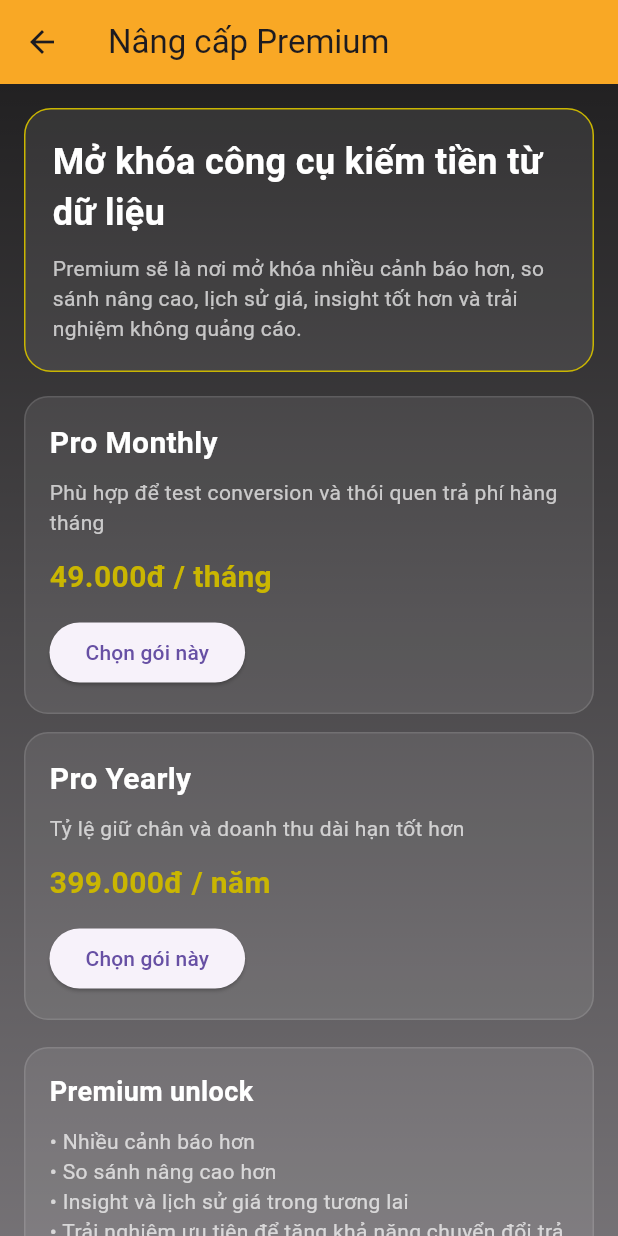
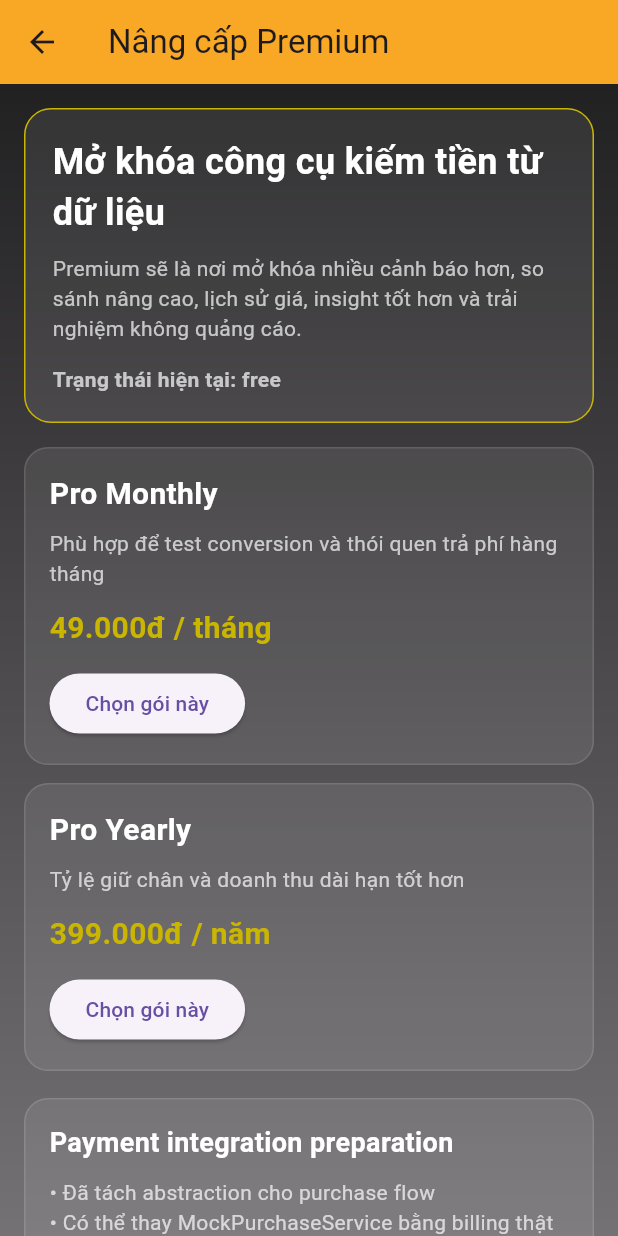
Before and after one commit to PhongPhan98/gold_price_app, a Flutter app: the screen it shows after launch, after a tap on the "workspace premium" icon, on a phone screen of 412 x 824 dp. Run offline on Flutter 3.47's test engine with Material 3 defaults, Android fonts, the phone set to English and light mode, and no system bars; our stand-ins replace shared_preferences; network calls fail.

Commit message:
Prepare payment integration service layer

```diff
--- a/lib/features/premium/presentation/premium_paywall_screen.dart
+++ b/lib/features/premium/presentation/premium_paywall_screen.dart
@@ -1,7 +1,8 @@
 import 'package:flutter/material.dart';
 
-import '../data/premium_status_storage.dart';
 import '../models/premium_status.dart';
+import '../services/mock_purchase_service.dart';
+import '../services/purchase_service.dart';
 
 class PremiumPaywallScreen extends StatefulWidget {
   const PremiumPaywallScreen({super.key});
@@ -11,16 +12,53 @@ class PremiumPaywallScreen extends StatefulWidget {
 }
 
 class _PremiumPaywallScreenState extends State<PremiumPaywallScreen> {
-  final PremiumStatusStorage _storage = PremiumStatusStorage();
+  final PurchaseService _purchaseService = MockPurchaseService();
+  PremiumStatus _currentStatus = const PremiumStatus(
+    plan: PremiumPlan.free,
+    isActive: false,
+  );
+  bool _isLoading = false;
 
-  Future<void> _activatePlan(PremiumPlan plan) async {
-    await _storage.saveStatus(PremiumStatus(plan: plan, isActive: true));
+  @override
+  void initState() {
+    super.initState();
+    _restorePurchases();
+  }
+
+  Future<void> _restorePurchases() async {
+    final status = await _purchaseService.restorePurchases();
     if (!mounted) {
       return;
     }
 
+    setState(() {
+      _currentStatus = status;
+    });
+  }
+
+  Future<void> _activatePlan(PremiumPlan plan) async {
+    setState(() {
+      _isLoading = true;
+    });
+
+    final status = await _purchaseService.purchase(plan);
+    if (!mounted) {
+      return;
+    }
+
+    setState(() {
+      _currentStatus = status;
+      _isLoading = false;
+    });
+
     ScaffoldMessenger.of(context).showSnackBar(
-      const SnackBar(content: Text('Đã kích hoạt premium mẫu cho bước phát triển tiếp theo.')),
+      SnackBar(
+        content: Text(
+          plan == PremiumPlan.proMonthly
+              ? 'Đã kích hoạt gói Pro Monthly (mock).'
+              : 'Đã kích hoạt gói Pro Yearly (mock).',
+        ),
+      ),
     );
   }
 
@@ -49,10 +87,10 @@ class _PremiumPaywallScreenState extends State<PremiumPaywallScreen> {
                 borderRadius: BorderRadius.circular(18),
                 border: Border.all(color: const Color.fromARGB(255, 202, 182, 1)),
               ),
-              child: const Column(
+              child: Column(
                 crossAxisAlignment: CrossAxisAlignment.start,
                 children: [
-                  Text(
+                  const Text(
                     'Mở khóa công cụ kiếm tiền từ dữ liệu',
                     style: TextStyle(
                       color: Colors.white,
@@ -60,10 +98,22 @@ class _PremiumPaywallScreenState extends State<PremiumPaywallScreen> {
                       fontWeight: FontWeight.bold,
                     ),
                   ),
-                  SizedBox(height: 10),
-                  Text(
+                  const SizedBox(height: 10),
+                  const Text(
                     'Premium sẽ là nơi mở khóa nhiều cảnh báo hơn, so sánh nâng cao, lịch sử giá, insight tốt hơn và trải nghiệm không quảng cáo.',
                     style: TextStyle(color: Colors.white70, height: 1.4),
+                  ),
+                  const SizedBox(height: 14),
+                  Text(
+                    _currentStatus.isPremium
+                        ? 'Trạng thái hiện tại: ${_currentStatus.plan.name}'
+                        : 'Trạng thái hiện tại: free',
+                    style: TextStyle(
+                      color: _currentStatus.isPremium
+                          ? Colors.greenAccent
+                          : Colors.white70,
+                      fontWeight: FontWeight.bold,
+                    ),
                   ),
                 ],
               ),
@@ -73,6 +123,9 @@ class _PremiumPaywallScreenState extends State<PremiumPaywallScreen> {
               title: 'Pro Monthly',
               subtitle: 'Phù hợp để test conversion và thói quen trả phí hàng tháng',
               price: '49.000đ / tháng',
+              isLoading: _isLoading,
+              isActive: _currentStatus.plan == PremiumPlan.proMonthly &&
+                  _currentStatus.isPremium,
               onTap: () => _activatePlan(PremiumPlan.proMonthly),
             ),
             const SizedBox(height: 12),
@@ -80,6 +133,9 @@ class _PremiumPaywallScreenState extends State<PremiumPaywallScreen> {
               title: 'Pro Yearly',
               subtitle: 'Tỷ lệ giữ chân và doanh thu dài hạn tốt hơn',
               price: '399.000đ / năm',
+              isLoading: _isLoading,
+              isActive: _currentStatus.plan == PremiumPlan.proYearly &&
+                  _currentStatus.isPremium,
               onTap: () => _activatePlan(PremiumPlan.proYearly),
             ),
             const SizedBox(height: 18),
@@ -94,7 +150,7 @@ class _PremiumPaywallScreenState extends State<PremiumPaywallScreen> {
                 crossAxisAlignment: CrossAxisAlignment.start,
                 children: [
                   Text(
-                    'Premium unlock',
+                    'Payment integration preparation',
                     style: TextStyle(
                       color: Colors.white,
                       fontSize: 18,
@@ -102,17 +158,11 @@ class _PremiumPaywallScreenState extends State<PremiumPaywallScreen> {
                     ),
                   ),
                   SizedBox(height: 10),
-                  Text('• Nhiều cảnh báo hơn', style: TextStyle(color: Colors.white70)),
-                  Text('• So sánh nâng cao hơn', style: TextStyle(color: Colors.white70)),
-                  Text('• Insight và lịch sử giá trong tương lai', style: TextStyle(color: Colors.white70)),
-                  Text('• Trải nghiệm ưu tiên để tăng khả năng chuyển đổi trả phí', style: TextStyle(color: Colors.white70)),
+                  Text('• Đã tách abstraction cho purchase flow', style: TextStyle(color: Colors.white70)),
+                  Text('• Có thể thay MockPurchaseService bằng billing thật sau này', style: TextStyle(color: Colors.white70)),
+                  Text('• Restore purchase path đã có skeleton', style: TextStyle(color: Colors.white70)),
                 ],
               ),
-            ),
-            const SizedBox(height: 18),
-            const Text(
-              'Đây là skeleton paywall nội bộ để chuẩn bị cho bước payment integration sau này.',
-              style: TextStyle(color: Colors.white60),
             ),
           ],
         ),
@@ -127,12 +177,16 @@ class _PlanCard extends StatelessWidget {
     required this.subtitle,
     required this.price,
     required this.onTap,
+    required this.isLoading,
+    required this.isActive,
   });
 
   final String title;
   final String subtitle;
   final String price;
   final VoidCallback onTap;
+  final bool isLoading;
+  final bool isActive;
 
   @override
   Widget build(BuildContext context) {
@@ -141,18 +195,36 @@ class _PlanCard extends StatelessWidget {
       decoration: BoxDecoration(
         color: Colors.white.withValues(alpha: 0.08),
         borderRadius: BorderRadius.circular(16),
-        border: Border.all(color: Colors.white12),
+        border: Border.all(
+          color: isActive
+              ? Colors.greenAccent.withValues(alpha: 0.4)
+              : Colors.white12,
+        ),
       ),
       child: Column(
         crossAxisAlignment: CrossAxisAlignment.start,
         children: [
-          Text(
+          Row(
+            children: [
+              Expanded(
+                child: Text(
                   title,
                   style: const TextStyle(
                     color: Colors.white,
                     fontSize: 20,
                     fontWeight: FontWeight.bold,
                   ),
+                ),
+              ),
+              if (isActive)
+                const Text(
+                  'Đang hoạt động',
+                  style: TextStyle(
+                    color: Colors.greenAccent,
+                    fontWeight: FontWeight.bold,
+                  ),
+                ),
+            ],
           ),
           const SizedBox(height: 8),
           Text(
@@ -170,8 +242,8 @@ class _PlanCard extends StatelessWidget {
           ),
           const SizedBox(height: 12),
           ElevatedButton(
-            onPressed: onTap,
-            child: const Text('Chọn gói này'),
+            onPressed: isLoading ? null : onTap,
+            child: Text(isLoading ? 'Đang xử lý...' : 'Chọn gói này'),
           ),
         ],
       ),
--- /dev/null
+++ b/lib/features/premium/services/mock_purchase_service.dart
@@ -0,0 +1,22 @@
+import '../data/premium_status_storage.dart';
+import '../models/premium_status.dart';
+import 'purchase_service.dart';
+
+class MockPurchaseService implements PurchaseService {
+  MockPurchaseService({PremiumStatusStorage? storage})
+      : _storage = storage ?? PremiumStatusStorage();
+
+  final PremiumStatusStorage _storage;
+
+  @override
+  Future<PremiumStatus> purchase(PremiumPlan plan) async {
+    final status = PremiumStatus(plan: plan, isActive: true);
+    await _storage.saveStatus(status);
+    return status;
+  }
+
+  @override
+  Future<PremiumStatus> restorePurchases() async {
+    return _storage.loadStatus();
+  }
+}
--- /dev/null
+++ b/lib/features/premium/services/purchase_service.dart
@@ -0,0 +1,6 @@
+import '../models/premium_status.dart';
+
+abstract class PurchaseService {
+  Future<PremiumStatus> purchase(PremiumPlan plan);
+  Future<PremiumStatus> restorePurchases();
+}
```
Lines whose indentation alone changed are shown as unchanged.
